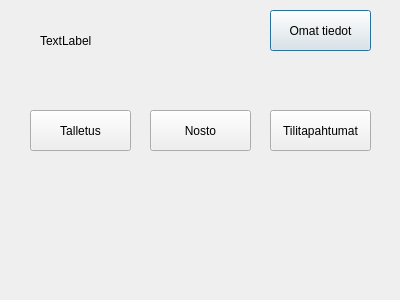
Qt form bank_automat/accountinfo.ui (25kmo-project/group_7) before a commit.
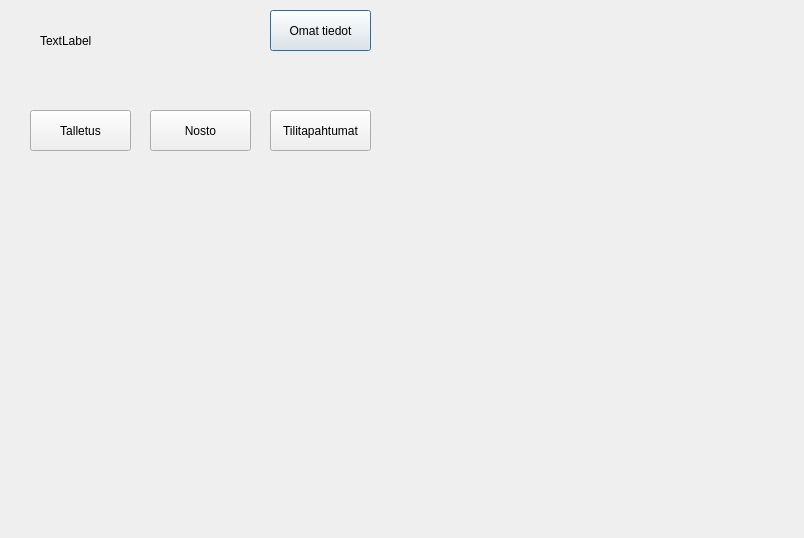
The same form after that commit.

```diff
--- a/bank_automat/accountinfo.ui
+++ b/bank_automat/accountinfo.ui
@@ -6,8 +6,8 @@
    <rect>
     <x>0</x>
     <y>0</y>
-    <width>400</width>
-    <height>300</height>
+    <width>804</width>
+    <height>538</height>
    </rect>
   </property>
   <property name="windowTitle">
```
